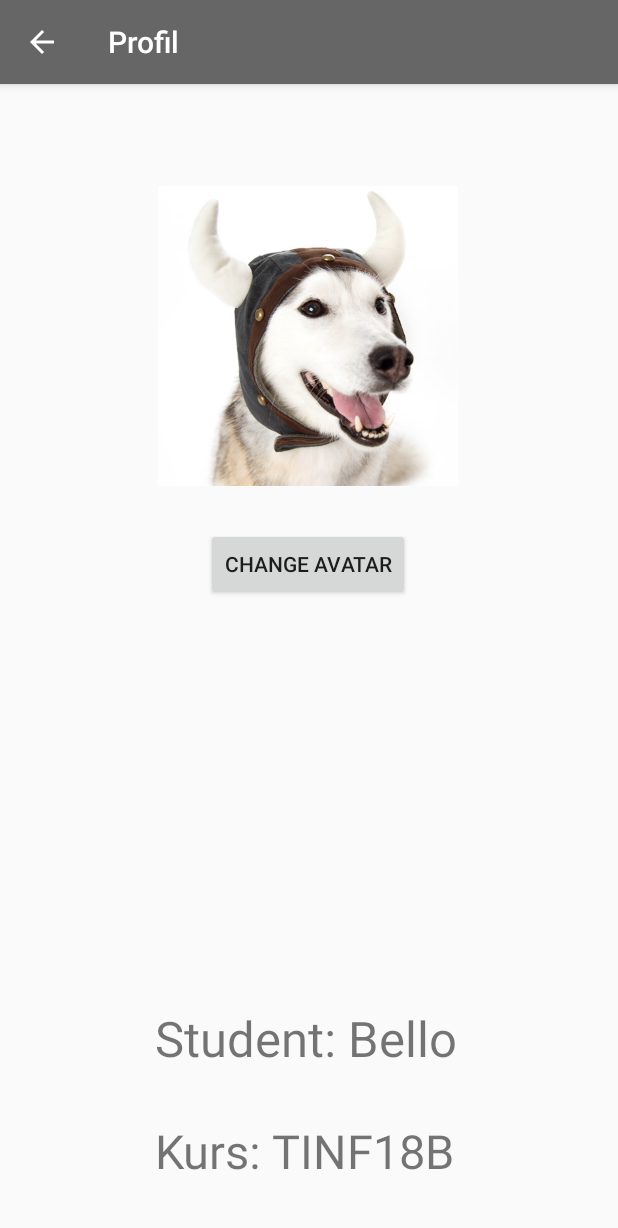
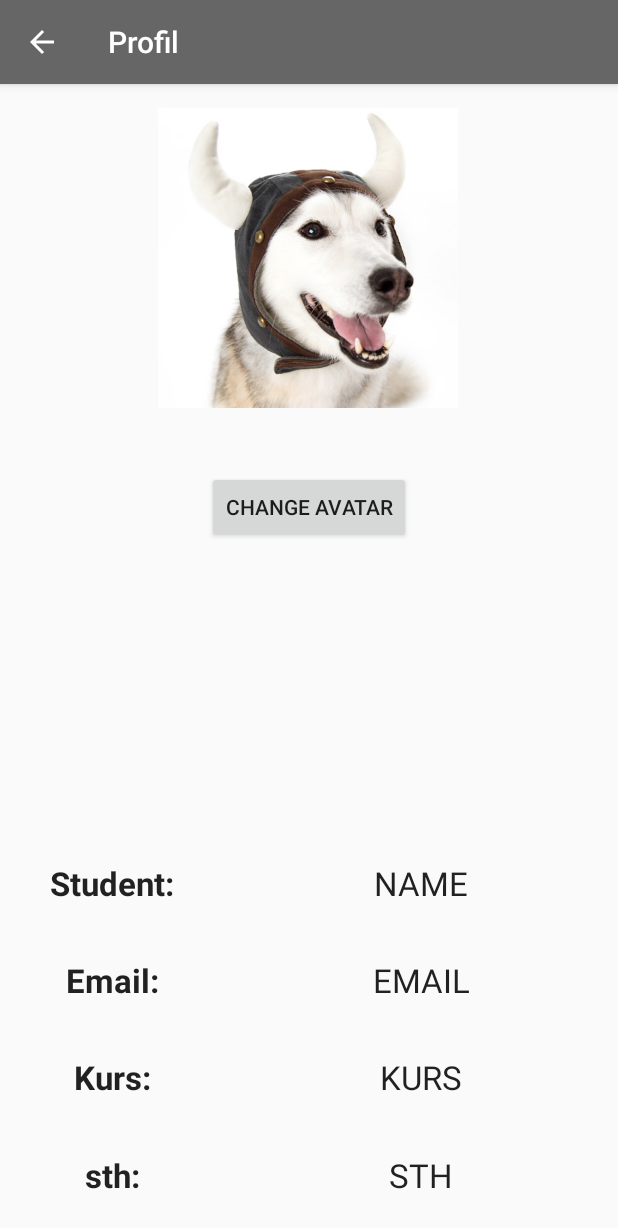
Before and after one commit to NoSpread/dhbw_verwaltung, an Android app: the Profile screen opened directly, with no data from a screen before it, on a phone screen of 412 x 824 dp. Shown: the top 1228 px of the screen. Run offline under Robolectric (Android 15) with nearby library versions, the phone set to English and light mode, and no system bars.

Commit message:
Profile refactorized
(flo)

```diff
--- a/app/src/main/res/layout/activity_profile.xml
+++ b/app/src/main/res/layout/activity_profile.xml
@@ -12,13 +12,13 @@
         android:layout_height="200dp"
         android:layout_marginStart="8dp"
         android:layout_marginLeft="8dp"
-        android:layout_marginTop="68dp"
+        android:layout_marginTop="16dp"
         android:layout_marginEnd="8dp"
         android:layout_marginRight="8dp"
+        android:src="@drawable/doggo"
         android:visibility="visible"
-        android:src="@drawable/doggo"
         app:layout_constraintEnd_toEndOf="parent"
-        app:layout_constraintHorizontal_bias="0.498"
+        app:layout_constraintHorizontal_bias="0.497"
         app:layout_constraintStart_toStartOf="parent"
         app:layout_constraintTop_toTopOf="parent"
         tools:srcCompat="@tools:sample/avatars[2]" />
@@ -27,43 +27,129 @@
         android:id="@+id/chng_avatar_bt"
         android:layout_width="wrap_content"
         android:layout_height="wrap_content"
-        android:layout_marginTop="28dp"
-        android:text="Change Avatar"
+        android:layout_marginTop="8dp"
+        android:layout_marginBottom="8dp"
+        android:text="@string/dog_change_pic"
+        app:layout_constraintBottom_toTopOf="@+id/tableLayout"
         app:layout_constraintEnd_toEndOf="parent"
-        app:layout_constraintHorizontal_bias="0.498"
         app:layout_constraintStart_toStartOf="parent"
-        app:layout_constraintTop_toBottomOf="@+id/img_avatar" />
+        app:layout_constraintTop_toBottomOf="@+id/img_avatar"
+        app:layout_constraintVertical_bias="0.153" />
 
-    <TextView
-        android:id="@+id/textView2"
-        android:layout_width="204dp"
-        android:layout_height="62dp"
+    <TableLayout
+
+        android:id="@+id/tableLayout"
+        android:layout_width="412dp"
+        android:layout_height="259dp"
         android:layout_marginStart="8dp"
         android:layout_marginLeft="8dp"
-        android:layout_marginEnd="8dp"
-        android:layout_marginRight="8dp"
-        android:layout_marginBottom="16dp"
-        android:text="@string/dog_course"
-        app:autoSizeTextType="uniform"
+        android:layout_marginBottom="8dp"
+        android:gravity="center"
+        android:stretchColumns="0,1"
         app:layout_constraintBottom_toBottomOf="parent"
         app:layout_constraintEnd_toEndOf="parent"
-        app:layout_constraintHorizontal_bias="0.497"
-        app:layout_constraintStart_toStartOf="parent" />
+        app:layout_constraintStart_toStartOf="parent">
 
-    <TextView
-        android:id="@+id/textView3"
-        android:layout_width="204dp"
-        android:layout_height="62dp"
-        android:layout_marginStart="8dp"
-        android:layout_marginLeft="8dp"
-        android:layout_marginEnd="8dp"
-        android:layout_marginRight="8dp"
-        android:layout_marginBottom="92dp"
-        android:text="@string/dog_name"
-        app:autoSizeTextType="uniform"
-        app:layout_constraintBottom_toBottomOf="parent"
-        app:layout_constraintEnd_toEndOf="parent"
-        app:layout_constraintHorizontal_bias="0.497"
-        app:layout_constraintStart_toStartOf="parent" />
+
+        <TableRow
+            android:layout_width="fill_parent"
+            android:layout_height="0dp"
+            android:layout_weight="1"
+            >
+
+            <TextView
+                android:layout_width="112dp"
+                android:layout_height="match_parent"
+                android:layout_column="0"
+                android:gravity="center"
+                android:text="@string/dog_name"
+                android:textAppearance="?android:attr/textAppearanceLarge"
+                android:textStyle="bold" />
+
+            <TextView
+                android:layout_width="240dp"
+                android:layout_height="match_parent"
+                android:layout_column="1"
+                android:gravity="center"
+                android:text="@string/user_name"
+                android:textAppearance="?android:attr/textAppearanceLarge" />
+        </TableRow>
+
+        <TableRow
+            android:layout_width="fill_parent"
+            android:layout_height="0dp"
+            android:layout_weight="1">
+
+            <TextView
+                android:layout_width="match_parent"
+                android:layout_height="match_parent"
+                android:layout_column="0"
+                android:gravity="center"
+                android:text="@string/dog_email"
+                android:textAppearance="?android:attr/textAppearanceLarge"
+                android:textStyle="bold" />
+
+            <TextView
+                android:layout_width="wrap_content"
+                android:layout_height="match_parent"
+                android:layout_column="1"
+                android:gravity="center"
+                android:text="@string/user_email"
+                android:textAppearance="?android:attr/textAppearanceLarge" />
+        </TableRow>
+
+
+        <TableRow
+            android:layout_width="fill_parent"
+            android:layout_height="0dp"
+            android:layout_weight="1">
+
+            <TextView
+                android:id="@+id/textView2"
+                android:layout_width="match_parent"
+                android:layout_height="match_parent"
+                android:layout_column="0"
+                android:gravity="center"
+                android:text="@string/dog_course"
+                android:textAppearance="?android:attr/textAppearanceLarge"
+                android:textStyle="bold" />
+
+            <TextView
+                android:layout_width="wrap_content"
+                android:layout_height="match_parent"
+                android:layout_column="1"
+                android:gravity="center"
+                android:text="@string/user_course"
+                android:textAppearance="?android:attr/textAppearanceLarge" />
+        </TableRow>
+
+        <TableRow
+            android:layout_width="fill_parent"
+            android:layout_height="0dp"
+            android:layout_weight="1">
+
+            <TextView
+                android:layout_width="match_parent"
+                android:layout_height="match_parent"
+                android:layout_column="0"
+                android:gravity="center"
+                android:text="@string/dog_sth"
+                android:textAppearance="?android:attr/textAppearanceLarge"
+                android:textStyle="bold" />
+
+            <TextView
+                android:layout_width="wrap_content"
+                android:layout_height="match_parent"
+                android:layout_column="1"
+                android:gravity="center"
+                android:text="@string/user_sth"
+                android:textAppearance="?android:attr/textAppearanceLarge" />
+
+        </TableRow>
+
+
+    </TableLayout>
+
+
 
 </android.support.constraint.ConstraintLayout>
--- a/app/src/main/res/values/strings.xml
+++ b/app/src/main/res/values/strings.xml
@@ -28,8 +28,18 @@
     <string name="login_failed">"Login failed"</string>
     <string name="save_login">Stay logged in</string>
     <string name="forgot_password">Forgot password?</string>
-    <string name="dog_name">"Student: Bello"</string>
-    <string name="dog_course">"Kurs: TINF18B</string>
+
+    <string name="dog_change_pic">Change Avatar</string>
+    <string name="dog_name">Student:</string>
+    <string name="dog_course">Kurs:</string>
+    <string name="dog_email">Email:</string>
+    <string name="dog_sth">sth:</string>
+    <string name="user_name">NAME</string>
+    <string name="user_course">KURS</string>
+    <string name="user_email">EMAIL</string>
+    <string name="user_sth">STH</string>
+
+
     <string name="title_activity_dualis_und__lernfortschritt">Lernfortschritt</string>
     <string name="noten">Leistungsübersicht Semester 1\nSchlüsselqualifikation: 2,5\n\nAnalysis I: 3,5\n\nTechnische Informatik (Digitaltechnik): 1,5\n\n
         Grundlagen und Logik: 2,0\n</string>
```
